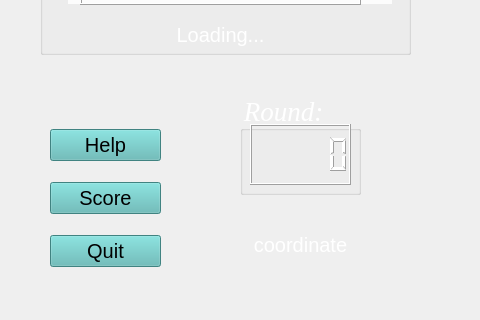
Above: My_Checkers_p2/mainwindow.ui from Catherine0120/ChineseCheckers before the change; both pictures show x 0 to 480 and y 395 to 715 of the 675 by 715 pixel window. Below: the same form after it.
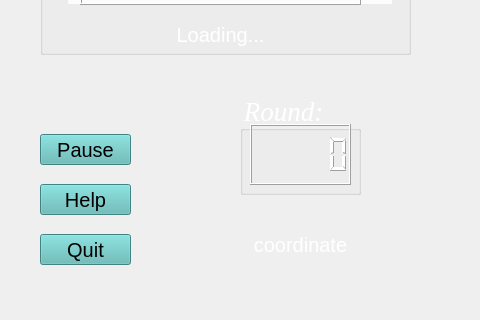
That is the form after the change.

What changed in the file:
```diff
--- a/My_Checkers_p2/mainwindow.ui
+++ b/My_Checkers_p2/mainwindow.ui
@@ -353,75 +353,6 @@
      <set>Qt::AlignCenter</set>
     </property>
    </widget>
-   <widget class="QWidget" name="layoutWidget">
-    <property name="geometry">
-     <rect>
-      <x>50</x>
-      <y>490</y>
-      <width>111</width>
-      <height>171</height>
-     </rect>
-    </property>
-    <layout class="QVBoxLayout" name="LeftBottomLayout">
-     <item>
-      <widget class="QPushButton" name="helpButton">
-       <property name="font">
-        <font>
-         <pointsize>15</pointsize>
-        </font>
-       </property>
-       <property name="cursor">
-        <cursorShape>PointingHandCursor</cursorShape>
-       </property>
-       <property name="styleSheet">
-        <string notr="true">background-color:rgb(90, 183, 180);
-color:rgb(0, 0, 0);</string>
-       </property>
-       <property name="text">
-        <string>Help</string>
-       </property>
-      </widget>
-     </item>
-     <item>
-      <widget class="QPushButton" name="scoreButton">
-       <property name="font">
-        <font>
-         <pointsize>15</pointsize>
-        </font>
-       </property>
-       <property name="cursor">
-        <cursorShape>PointingHandCursor</cursorShape>
-       </property>
-       <property name="styleSheet">
-        <string notr="true">background-color:rgb(90, 183, 180);
-color:rgb(0, 0, 0);</string>
-       </property>
-       <property name="text">
-        <string>Score</string>
-       </property>
-      </widget>
-     </item>
-     <item>
-      <widget class="QPushButton" name="quitButton">
-       <property name="font">
-        <font>
-         <pointsize>15</pointsize>
-        </font>
-       </property>
-       <property name="cursor">
-        <cursorShape>PointingHandCursor</cursorShape>
-       </property>
-       <property name="styleSheet">
-        <string notr="true">background-color:rgb(90, 183, 180);
-color:rgb(0, 0, 0);</string>
-       </property>
-       <property name="text">
-        <string>Quit</string>
-       </property>
-      </widget>
-     </item>
-    </layout>
-   </widget>
    <widget class="QGroupBox" name="roundCountBox">
     <property name="geometry">
      <rect>
@@ -458,6 +389,81 @@
      </property>
     </widget>
    </widget>
+   <widget class="QPushButton" name="pauseButton">
+    <property name="geometry">
+     <rect>
+      <x>40</x>
+      <y>510</y>
+      <width>91</width>
+      <height>31</height>
+     </rect>
+    </property>
+    <property name="font">
+     <font>
+      <pointsize>15</pointsize>
+     </font>
+    </property>
+    <property name="cursor">
+     <cursorShape>PointingHandCursor</cursorShape>
+    </property>
+    <property name="styleSheet">
+     <string notr="true">background-color:rgb(90, 183, 180);
+color:rgb(0, 0, 0);</string>
+    </property>
+    <property name="text">
+     <string>Pause</string>
+    </property>
+   </widget>
+   <widget class="QPushButton" name="helpButton">
+    <property name="geometry">
+     <rect>
+      <x>40</x>
+      <y>560</y>
+      <width>91</width>
+      <height>31</height>
+     </rect>
+    </property>
+    <property name="font">
+     <font>
+      <pointsize>15</pointsize>
+     </font>
+    </property>
+    <property name="cursor">
+     <cursorShape>PointingHandCursor</cursorShape>
+    </property>
+    <property name="styleSheet">
+     <string notr="true">background-color:rgb(90, 183, 180);
+color:rgb(0, 0, 0);</string>
+    </property>
+    <property name="text">
+     <string>Help</string>
+    </property>
+   </widget>
+   <widget class="QPushButton" name="quitButton">
+    <property name="geometry">
+     <rect>
+      <x>40</x>
+      <y>610</y>
+      <width>91</width>
+      <height>31</height>
+     </rect>
+    </property>
+    <property name="font">
+     <font>
+      <pointsize>15</pointsize>
+     </font>
+    </property>
+    <property name="cursor">
+     <cursorShape>PointingHandCursor</cursorShape>
+    </property>
+    <property name="styleSheet">
+     <string notr="true">background-color:rgb(90, 183, 180);
+color:rgb(0, 0, 0);</string>
+    </property>
+    <property name="text">
+     <string>Quit</string>
+    </property>
+   </widget>
   </widget>
   <widget class="QMenuBar" name="menubar">
    <property name="geometry">
```
